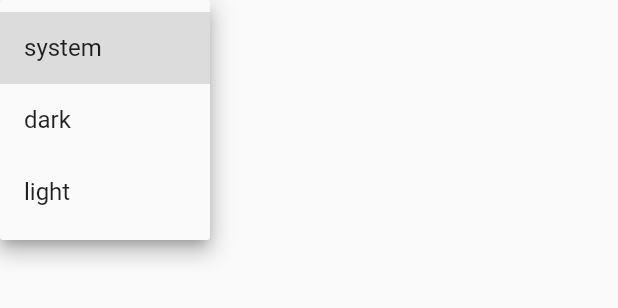
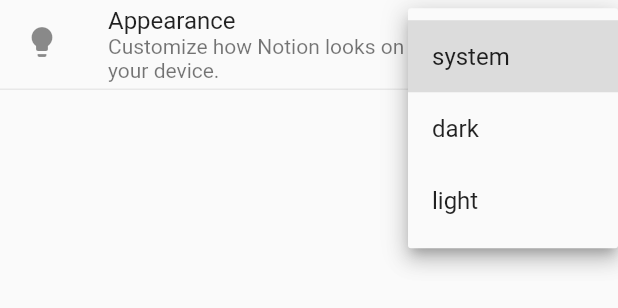
Before and after one commit to hisho/flutter-pokemon, a Flutter app: the SelectThemeMode widget shown alone on an empty page, opened directly, after a tap on "system", on a phone screen of 412 x 824 dp. Shown: the top 308 px of the screen. Run offline on Flutter 3.47's test engine with Material 2 defaults, Android fonts, the phone set to English and light mode, and no system bars; network calls fail.

Commit message:
♻️ refactor

```diff
--- a/lib/screen/settings.dart
+++ b/lib/screen/settings.dart
@@ -6,21 +6,7 @@ class Settings extends StatelessWidget {
   @override
   Widget build(BuildContext context) {
     return ListView(
-      children: [
-        Container(
-          decoration: BoxDecoration(
-            border: Border(
-              bottom: BorderSide(width: 1, color: Colors.grey.withOpacity(0.2)),
-            ),
-          ),
-          child: const ListTile(
-            leading: Icon(Icons.lightbulb),
-            title: Text('Appearance'),
-            subtitle: Text('Customize how Notion looks on your device.'),
-            trailing: SelectThemeMode(),
-          ),
-        ),
-      ],
+      children: const [SelectThemeMode()],
     );
   }
 }
@@ -45,7 +31,17 @@ class _SelectThemeModeState extends State<SelectThemeMode> {
 
   @override
   Widget build(BuildContext context) {
-    return SizedBox(
+    return Container(
+      decoration: BoxDecoration(
+        border: Border(
+          bottom: BorderSide(width: 1, color: Colors.grey.withOpacity(0.2)),
+        ),
+      ),
+      child: ListTile(
+        leading: const Icon(Icons.lightbulb),
+        title: const Text('Appearance'),
+        subtitle: const Text('Customize how Notion looks on your device.'),
+        trailing: SizedBox(
           width: 100.0,
           child: DropdownButton<ThemeMode>(
             items: const [
@@ -60,6 +56,8 @@ class _SelectThemeModeState extends State<SelectThemeMode> {
             onChanged: onChangeThemeMode,
             value: _themeMode,
           ),
+        ),
+      ),
     );
   }
 }
```
Lines whose indentation alone changed are shown as unchanged.
